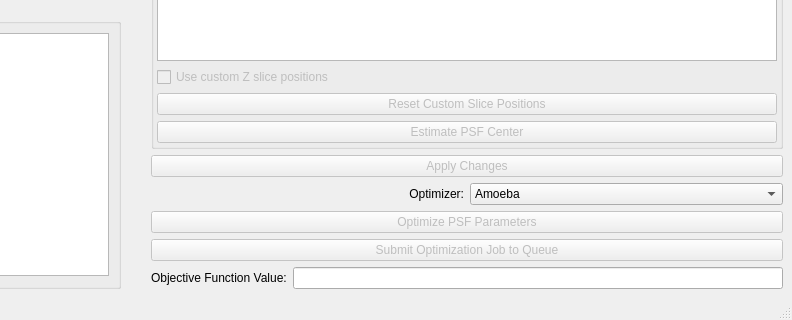
Old version of the form apps/PSFEstimator/PSFEstimator.ui in the repository CISMM/PSFEstimator; both pictures show x 210 to 1002 and y 486 to 806 of the 1002 by 806 pixel window.
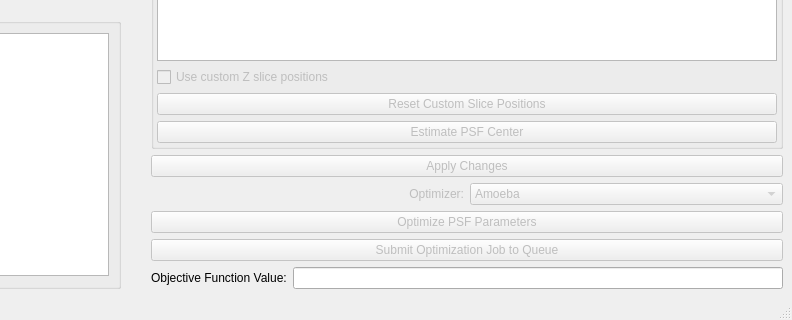
New version of the form. Custom widgets are drawn as their Qt base class.

Commit message: Optimizer menu is disabled by default, enabled when a measured image is loaded.

The edit to the form file:
```diff
--- a/apps/PSFEstimator/PSFEstimator.ui
+++ b/apps/PSFEstimator/PSFEstimator.ui
@@ -897,6 +897,9 @@
      </item>
      <item>
       <widget class="QWidget" name="optimizerWidget" native="true">
+       <property name="enabled">
+        <bool>false</bool>
+       </property>
        <layout class="QHBoxLayout" name="horizontalLayout_11">
         <property name="margin">
          <number>0</number>
```
The commit also changes 1 other file.
